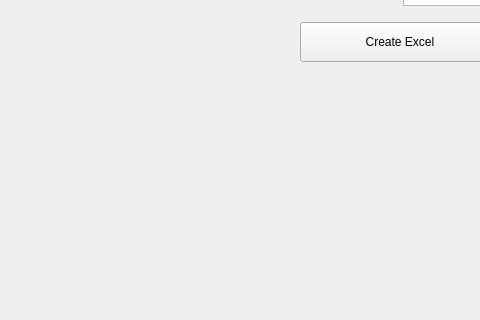
Qt form Trace.ui (ben-wsh10/Product_Traceability) before a commit; both pictures show x 0 to 480 and y 280 to 600 of the 800 by 600 pixel window.
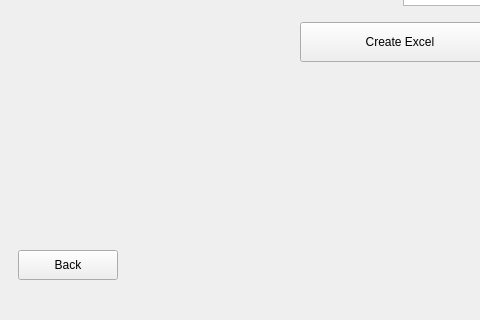
The same form after that commit. The open tabs and pages were chosen to show the change.

The edit to the form file:
```diff
--- a/Trace.ui
+++ b/Trace.ui
@@ -208,6 +208,31 @@
                 </property>
                </widget>
               </item>
+              <item>
+               <widget class="QPushButton" name="backButton">
+                <property name="sizePolicy">
+                 <sizepolicy hsizetype="Minimum" vsizetype="Minimum">
+                  <horstretch>0</horstretch>
+                  <verstretch>0</verstretch>
+                 </sizepolicy>
+                </property>
+                <property name="minimumSize">
+                 <size>
+                  <width>100</width>
+                  <height>30</height>
+                 </size>
+                </property>
+                <property name="maximumSize">
+                 <size>
+                  <width>100</width>
+                  <height>30</height>
+                 </size>
+                </property>
+                <property name="text">
+                 <string>Back</string>
+                </property>
+               </widget>
+              </item>
              </layout>
             </item>
            </layout>
```
Left out of the diff: 2 changed lines with no effect on the pictures.
